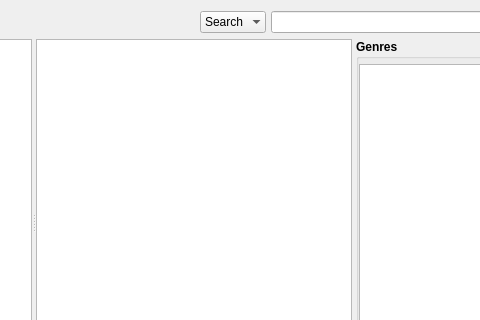
Old version of the form src/GUI/Library/GUI_LocalLibrary.ui in the repository return42/sayonara; both pictures show x 296 to 776 and y 0 to 320 of the 986 by 813 pixel window.
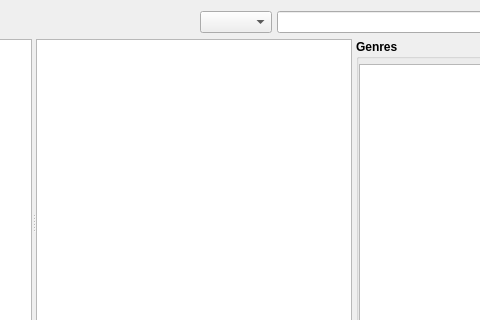
New version of the form. Icons and pictures are not drawn. Custom widgets are drawn as their Qt base class.

Commit message: style, soundcloud and library setup update

Patch:
```diff
--- a/src/GUI/Library/GUI_LocalLibrary.ui
+++ b/src/GUI/Library/GUI_LocalLibrary.ui
@@ -33,44 +33,15 @@
      </property>
      <item>
       <widget class="SayonaraComboBox" name="combo_searchfilter">
-       <property name="sizePolicy">
-        <sizepolicy hsizetype="Preferred" vsizetype="Minimum">
-         <horstretch>0</horstretch>
-         <verstretch>0</verstretch>
-        </sizepolicy>
-       </property>
        <property name="focusPolicy">
         <enum>Qt::ClickFocus</enum>
        </property>
        <property name="currentIndex">
-        <number>0</number>
+        <number>-1</number>
        </property>
        <property name="sizeAdjustPolicy">
         <enum>QComboBox::AdjustToContents</enum>
        </property>
-       <property name="frame">
-        <bool>false</bool>
-       </property>
-       <item>
-        <property name="text">
-         <string>Search</string>
-        </property>
-       </item>
-       <item>
-        <property name="text">
-         <string>Genre</string>
-        </property>
-       </item>
-       <item>
-        <property name="text">
-         <string>Path</string>
-        </property>
-       </item>
-       <item>
-        <property name="text">
-         <string>Date</string>
-        </property>
-       </item>
       </widget>
      </item>
      <item>
```
The commit also changes 89 other files.
